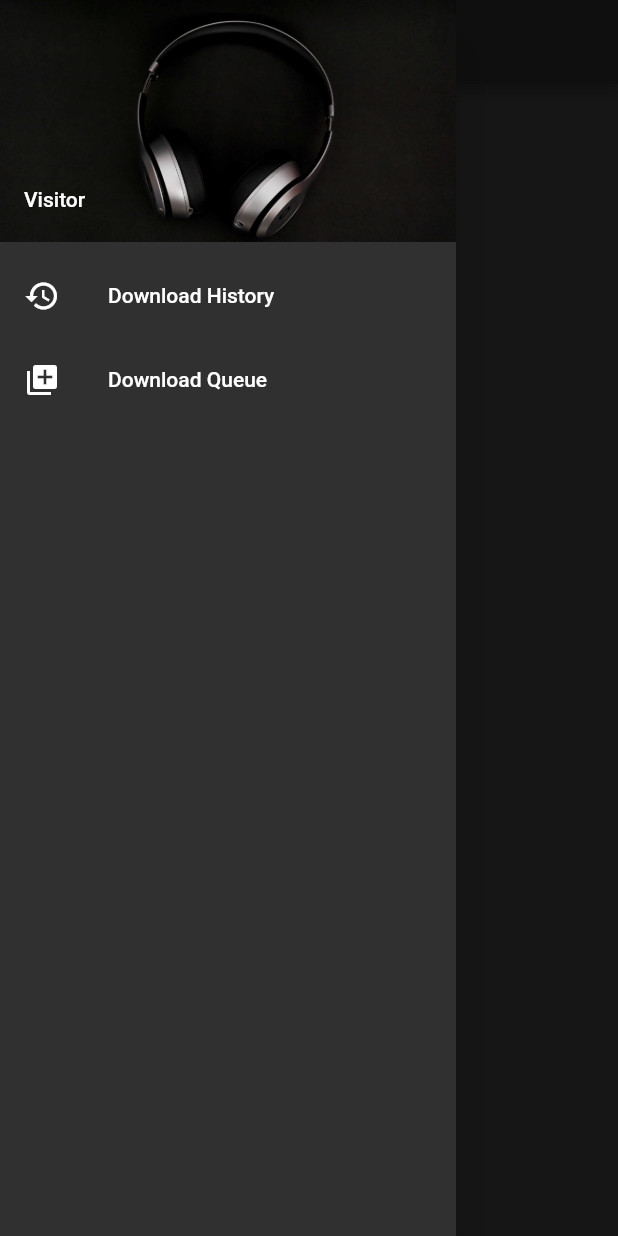
After one commit to akinozgen/ytmp3-android, a Flutter app: the QueuePage screen opened by its route, with the side drawer open, on a phone screen of 412 x 824 dp. The commit adds this screen. Run offline on Flutter 3.47's test engine with Material 2 defaults, Android fonts, the phone set to English and light mode, and no system bars; our stand-ins replace open_file, permission_handler, progress_dialog, shared_preferences; missing offline and left inert: ext_storage, flutter_downloader, receive_sharing_intent, share_extend; accounts and stored records are empty.

Commit message:
queue page created, last downloads page removed

```diff
--- /dev/null
+++ b/lib/components/musiclick_appdrawer.dart
@@ -0,0 +1,37 @@
+import 'package:flutter/material.dart';
+
+class MusiclickAppDrawer extends StatelessWidget {
+  @override
+  Widget build(BuildContext context) {
+    return Drawer(
+      child: ListView(
+        children: <Widget>[
+          UserAccountsDrawerHeader(
+            accountName: Text("Visitor"),
+            decoration: BoxDecoration(
+              image: DecorationImage(image: AssetImage("lib/assets/images/defaultbg.jpg"), fit: BoxFit.cover)
+            ),
+          ),
+          InkWell(
+            onTap: () {
+              Navigator.of(context).pushNamed('/downloads');
+            },
+            child: ListTile(
+              leading: Icon(Icons.history),
+              title: Text("Download History"),
+            ),
+          ),
+          InkWell(
+            onTap: () {
+              Navigator.of(context).pushNamed('/queue');
+            },
+            child: ListTile(
+              leading: Icon(Icons.queue),
+              title: Text("Download Queue"),
+            ),
+          )
+        ],
+      ),
+    );
+  }
+}
--- a/lib/main.dart
+++ b/lib/main.dart
@@ -1,7 +1,7 @@
 import 'package:flutter/material.dart';
 import 'package:flutter_downloader/flutter_downloader.dart';
 import 'package:ytmp3/pages/home_page.dart';
-import 'package:ytmp3/pages/last_downloaded.dart';
+import 'package:ytmp3/pages/queue_page.dart';
 
 void main() async {
   WidgetsFlutterBinding.ensureInitialized();
@@ -26,8 +26,8 @@ class MyApp extends StatelessWidget {
         '/downloads': (context) {
           return HomePage();
         },
-        '/last_downloaded': (context) {
-          return LastDownloadedsPage();
+        '/queue': (context) {
+          return QueuePage();
         }
       },
     );
--- a/lib/pages/last_downloaded.dart
+++ /dev/null
@@ -1,18 +0,0 @@
-import 'package:flutter/cupertino.dart';
-import 'package:flutter/material.dart';
-
-class LastDownloadedsPage extends StatefulWidget {
-  @override
-  _LastDownloadedsPageState createState() => _LastDownloadedsPageState();
-}
-
-class _LastDownloadedsPageState extends State<LastDownloadedsPage> {
-  @override
-  Widget build(BuildContext context) {
-    return Scaffold(
-      body: Center(
-        child: Text("yakında...", style: TextStyle(fontSize: 16)),
-      ),
-    );
-  }
-}
--- /dev/null
+++ b/lib/pages/queue_page.dart
@@ -0,0 +1,63 @@
+import 'dart:convert';
+
+import 'package:flutter/material.dart';
+import 'package:shared_preferences/shared_preferences.dart';
+import 'package:ytmp3/components/musiclick_appdrawer.dart';
+
+class QueuePage extends StatefulWidget {
+  @override
+  _QueuePageState createState() => _QueuePageState();
+}
+
+class _QueuePageState extends State<QueuePage> {
+  final _scaffoldKey = GlobalKey<ScaffoldState>();
+  List<dynamic> _queue = [];
+
+  @override
+  void initState() {
+    super.initState();
+    print("calling: queue page");
+    setQueue();
+  }
+
+  void setQueue() async {
+    final prefs = await SharedPreferences.getInstance();
+    var queue = prefs.getString('queue') ?? "";
+    if (queue.length == 0) return;
+
+    setState(() {
+      _queue = jsonDecode(queue);
+    });
+  }
+
+  @override
+  Widget build(BuildContext context) {
+    return Scaffold(
+      key: _scaffoldKey,
+      drawer: MusiclickAppDrawer(),
+      appBar: AppBar(
+        centerTitle: true,
+        title: Text('musiclick'),
+        actions: <Widget>[],
+      ),
+      body: RefreshIndicator(
+          child: Column(
+            mainAxisAlignment: MainAxisAlignment.start,
+            crossAxisAlignment: CrossAxisAlignment.start,
+            children: <Widget>[
+              Padding(
+                padding: const EdgeInsets.only(left: 16, top: 20, bottom: 10),
+                child: Text("Download Queue", style: TextStyle(
+                  fontSize: 22,
+                  fontWeight: FontWeight.w400
+                )),
+              )
+            ],
+          ),
+          onRefresh: () async {
+            await setQueue();
+          },
+        ),
+    );
+  }
+}
```
